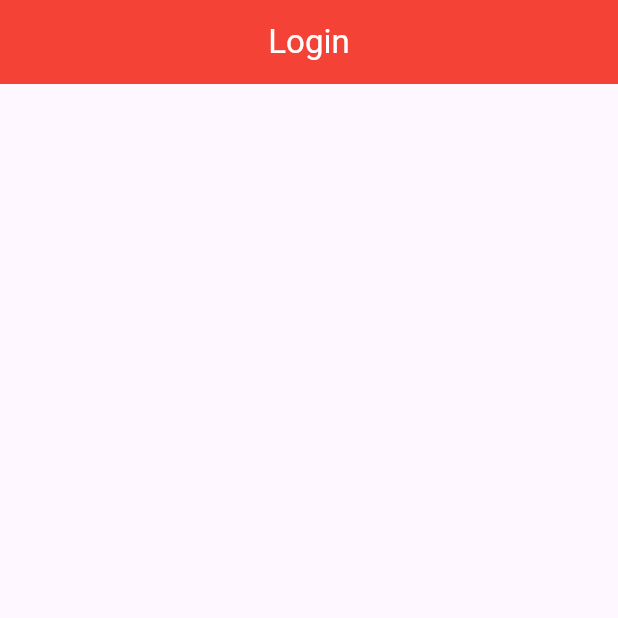
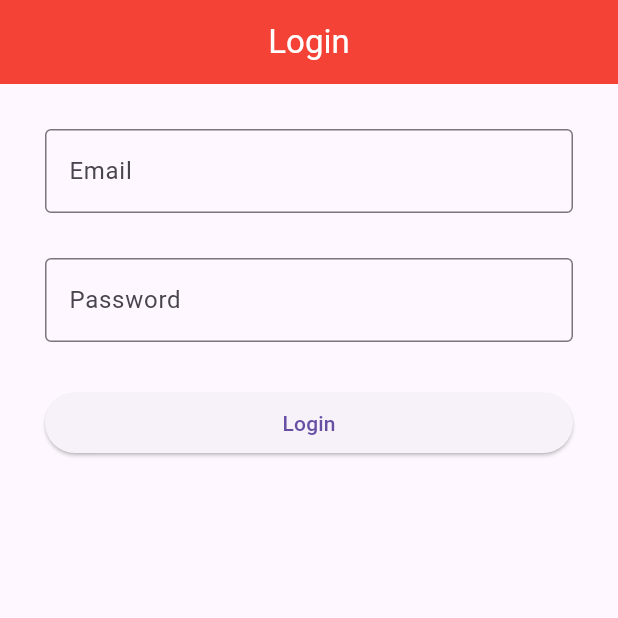
Before and after one commit to narayanvyas/cu_flutter_workshop, a Flutter app: the screen it shows after launch, on a phone screen of 412 x 824 dp, the top half of it. Run offline on Flutter 3.47's test engine with Material 3 defaults, Android fonts, the phone set to English and light mode, and no system bars.

Commit message:
Initial Commit

```diff
--- a/lib/login_page.dart
+++ b/lib/login_page.dart
@@ -14,6 +14,26 @@ class LoginPage extends StatelessWidget {
           style: TextStyle(color: Colors.white),
         ),
       ),
+      body: ListView(
+        padding: EdgeInsets.symmetric(horizontal: 30, vertical: 30),
+        children: [
+          TextField(
+            decoration: InputDecoration(
+              hintText: 'Email',
+              border: OutlineInputBorder(),
+            ),
+          ),
+          Container(height: 30),
+          TextField(
+            decoration: InputDecoration(
+              hintText: 'Password',
+              border: OutlineInputBorder(),
+            ),
+          ),
+          Container(height: 30),
+          ElevatedButton(onPressed: () {}, child: Text('Login'))
+        ],
+      ),
     );
   }
 }
```
